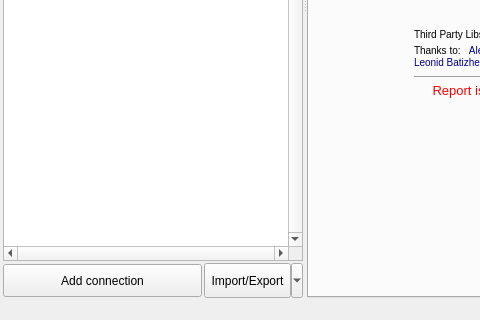
Before: the Qt Designer form redis-desktop-manager/forms/demo.ui in RedisInsight/RedisDesktopManager, drawn with Qt 5; both pictures show x 0 to 480 and y 298 to 618 of the 1036 by 618 pixel window.
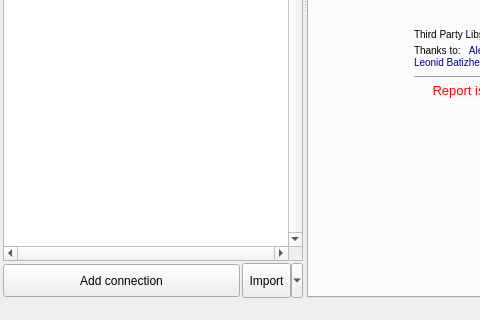
After: the same form once the commit is applied. Icons and pictures are not drawn.

Commit message: Changed buttons text

```diff
--- a/redis-desktop-manager/forms/demo.ui
+++ b/redis-desktop-manager/forms/demo.ui
@@ -319,7 +319,7 @@
              </size>
             </property>
             <property name="text">
-             <string>Import/Export</string>
+             <string>Import</string>
             </property>
             <property name="icon">
              <iconset resource="../Resources/demo.qrc">
```
